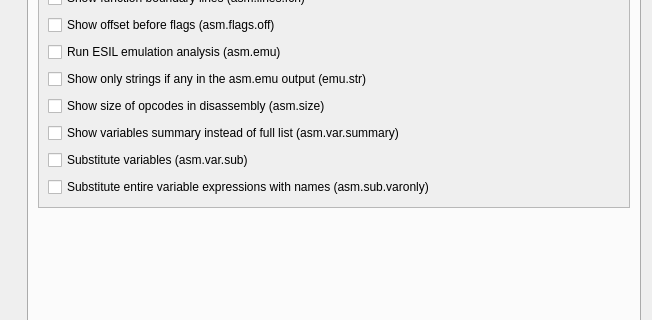
Before: the Qt Designer form src/dialogs/preferences/AsmOptionsWidget.ui in radareorg/iaito, drawn with Qt 5; both pictures show x 0 to 652 and y 123 to 443 of the 652 by 686 pixel window.
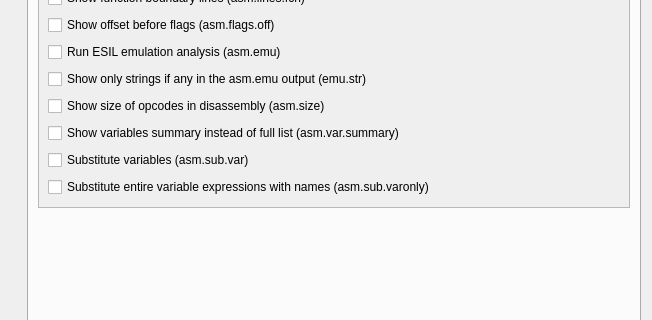
After: the same form once the commit is applied. The open tabs and pages were chosen to show the change.

Commit message: asm.var.sub -> asm.sub.var

```diff
--- a/src/dialogs/preferences/AsmOptionsWidget.ui
+++ b/src/dialogs/preferences/AsmOptionsWidget.ui
@@ -472,7 +472,7 @@
              <item>
               <widget class="QCheckBox" name="varsubCheckBox">
                <property name="text">
-                <string>Substitute variables (asm.var.sub)</string>
+                <string>Substitute variables (asm.sub.var)</string>
                </property>
               </widget>
              </item>
```
The commit also changes 2 other files.
